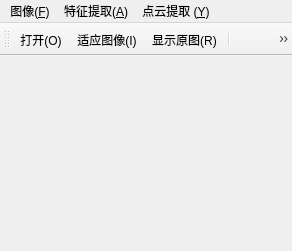
This is mainwindow.ui in WHULS/ImageFactory as Qt 5 draws it before an edit. The edited form follows.
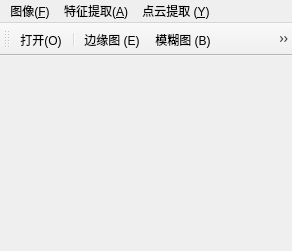
This is the edited form. Icons and pictures are not drawn.

Patch:
```diff
--- a/mainwindow.ui
+++ b/mainwindow.ui
@@ -25,8 +25,6 @@
     <bool>false</bool>
    </attribute>
    <addaction name="image_open"/>
-   <addaction name="fit_to_image"/>
-   <addaction name="show_srcImage"/>
    <addaction name="separator"/>
    <addaction name="show_edge"/>
    <addaction name="show_blur"/>
```
Left out of the diff: 4 changed lines with no effect on the pictures.
